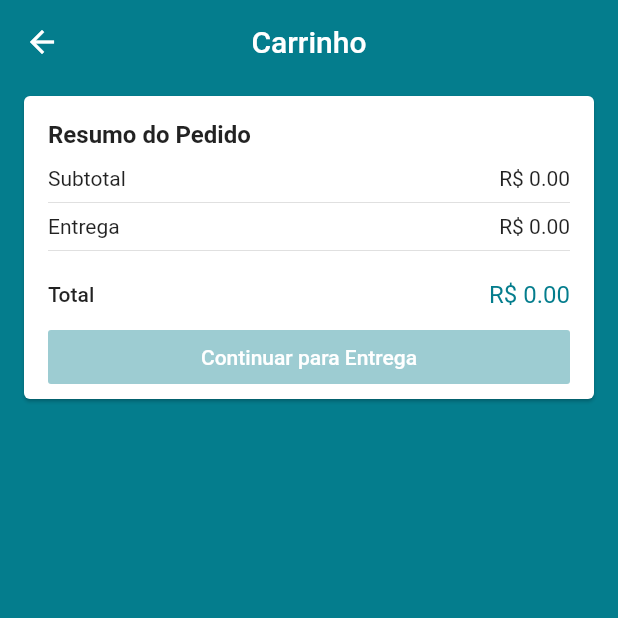
After one commit to lborges-s/loja_virtual, a Flutter app: the CartPage screen opened by its route, on a phone screen of 412 x 824 dp, the top half of it. The commit adds this screen. Run offline on Flutter 3.47's test engine with Material 2 defaults, Android fonts, the phone set to English and light mode, and no system bars; our stand-ins replace carousel_pro, cloud_firestore, firebase_auth, firebase_core; accounts and stored records are empty.

Commit message:
shopping cart partially finalized

```diff
--- /dev/null
+++ b/lib/pages/cart/cart_page.dart
@@ -0,0 +1,35 @@
+import 'package:flutter/material.dart';
+import 'package:loja_virtual/shared/managers/cart_manager.dart';
+import 'package:loja_virtual/shared/widgets/price_card.dart';
+import 'package:provider/provider.dart';
+
+import 'components/cart_tile.dart';
+
+class CartPage extends StatelessWidget {
+  @override
+  Widget build(BuildContext context) {
+    return Scaffold(
+      appBar: AppBar(
+        title: const Text('Carrinho'),
+        centerTitle: true,
+      ),
+      body: Consumer<CartManager>(
+        builder: (_, cartManager, __) {
+          return ListView(
+            children: [
+              Column(
+                children: cartManager.items
+                    .map((cartProduct) => CartTile(cartProduct))
+                    .toList(),
+              ),
+              PriceCard(
+                buttonText: 'Continuar para Entrega',
+                onPressed: cartManager.isCartValid ? () {} : null,
+              ),
+            ],
+          );
+        },
+      ),
+    );
+  }
+}
--- /dev/null
+++ b/lib/shared/models/cart_product.dart
@@ -0,0 +1,74 @@
+import 'package:cloud_firestore/cloud_firestore.dart';
+import 'package:flutter/cupertino.dart';
+import 'package:loja_virtual/shared/models/item_size.dart';
+import 'package:loja_virtual/shared/models/product.dart';
+
+class CartProduct extends ChangeNotifier {
+  CartProduct.fromProduct(this.product) {
+    productId = product.id;
+    quantity = 1;
+    size = product.selectedSize.name;
+  }
+
+  CartProduct.fromDocument(DocumentSnapshot document) {
+    final data = document.data();
+    id = document.id;
+    productId = data['pid'] as String;
+    quantity = data['quantity'] as int;
+    size = data['size'] as String;
+
+    firestore.doc('products/$productId').get().then(
+      (doc) {
+        product = Product.fromDocument(doc);
+        notifyListeners();
+      },
+    );
+  }
+
+  final firestore = FirebaseFirestore.instance;
+  String id;
+
+  String productId;
+  int quantity;
+  String size;
+
+  Product product;
+
+  ItemSize get itemSize => product?.findSize(size);
+
+  bool get hasStock {
+    final size = itemSize;
+    if (size == null) return false;
+
+    return size.stock >= quantity;
+  }
+
+  num get unitPrice {
+    if (product == null) return 0;
+    return itemSize?.price ?? 0;
+  }
+
+  num get totalPrice => unitPrice * quantity;
+
+  Map<String, dynamic> toMap() => {
+        'pid': productId,
+        'quantity': quantity,
+        'size': size,
+      };
+
+  bool stackable(Product product) {
+    return product.id == productId && product.selectedSize.name == size;
+  }
+
+  void increment() {
+    quantity++;
+
+    notifyListeners();
+  }
+
+  void decrement() {
+    quantity--;
+
+    notifyListeners();
+  }
+}
--- a/lib/shared/models/product.dart
+++ b/lib/shared/models/product.dart
@@ -3,6 +3,17 @@ import 'package:flutter/material.dart';
 import 'package:loja_virtual/shared/models/item_size.dart';
 
 class Product extends ChangeNotifier {
+  Product.fromDocument(DocumentSnapshot document) {
+    final data = document.data();
+    id = document.id;
+    name = document['name'] as String;
+    description = document['description'] as String;
+    images = List<String>.from(data['images'] as List<dynamic>);
+    sizes = (data['sizes'] as List<dynamic> ?? [])
+        .map((s) => ItemSize.fromMap(s as Map<String, dynamic>))
+        .toList();
+  }
+
   String id;
   String name;
   String description;
@@ -25,18 +36,8 @@ class Product extends ChangeNotifier {
     return stock;
   }
 
-  bool get hasStock {
-    return totalStock > 0;
-  }
+  bool get hasStock => totalStock > 0;
 
-  Product.fromDocument(DocumentSnapshot document) {
-    final data = document.data();
-    id = document.id;
-    name = document['name'] as String;
-    description = document['description'] as String;
-    images = List<String>.from(data['images'] as List<dynamic>);
-    sizes = (data['sizes'] as List<dynamic> ?? [])
-        .map((s) => ItemSize.fromMap(s as Map<String, dynamic>))
-        .toList();
-  }
+  ItemSize findSize(String size) =>
+      sizes.firstWhere((s) => s.name == size, orElse: () => null);
 }
--- a/lib/shared/models/user.dart
+++ b/lib/shared/models/user.dart
@@ -20,6 +20,8 @@ class UserModel {
   DocumentReference get firestoreRef =>
       FirebaseFirestore.instance.doc('users/$id');
 
+  CollectionReference get cartReference => firestoreRef.collection('cart');
+
   Future<void> saveData() async {
     await firestoreRef.set(toMap());
   }
--- /dev/null
+++ b/lib/shared/widgets/price_card.dart
@@ -0,0 +1,76 @@
+import 'package:flutter/material.dart';
+import 'package:loja_virtual/shared/managers/cart_manager.dart';
+import 'package:provider/provider.dart';
+
+class PriceCard extends StatelessWidget {
+  const PriceCard({this.buttonText, this.onPressed});
+
+  final String buttonText;
+  final VoidCallback onPressed;
+
+  @override
+  Widget build(BuildContext context) {
+    final cartManager = context.watch<CartManager>();
+    final productsPrice = cartManager.productsPrice;
+
+    return Card(
+      margin: const EdgeInsets.symmetric(horizontal: 16, vertical: 8),
+      child: Padding(
+        padding: const EdgeInsets.fromLTRB(16, 16, 16, 4),
+        child: Column(
+          crossAxisAlignment: CrossAxisAlignment.stretch,
+          children: <Widget>[
+            const Text(
+              'Resumo do Pedido',
+              textAlign: TextAlign.start,
+              style: TextStyle(
+                fontWeight: FontWeight.w600,
+                fontSize: 16,
+              ),
+            ),
+            const SizedBox(height: 12),
+            Row(
+              mainAxisAlignment: MainAxisAlignment.spaceBetween,
+              children: <Widget>[
+                const Text('Subtotal'),
+                Text('R\$ ${productsPrice.toStringAsFixed(2)}')
+              ],
+            ),
+            const Divider(),
+            Row(
+              mainAxisAlignment: MainAxisAlignment.spaceBetween,
+              children: const <Widget>[Text('Entrega'), Text('R\$ 0.00')],
+            ),
+            const Divider(),
+            const SizedBox(height: 12),
+            Row(
+              mainAxisAlignment: MainAxisAlignment.spaceBetween,
+              children: <Widget>[
+                const Text(
+                  'Total',
+                  style: TextStyle(fontWeight: FontWeight.w500),
+                ),
+                Text(
+                  'R\$ ${productsPrice.toStringAsFixed(2)}',
+                  style: TextStyle(
+                    color: Theme.of(context).primaryColor,
+                    fontSize: 16,
+                  ),
+                )
+              ],
+            ),
+            const SizedBox(height: 8),
+            RaisedButton(
+              color: Theme.of(context).primaryColor,
+              disabledColor: Theme.of(context).primaryColor.withAlpha(100),
+              disabledTextColor: Colors.white,
+              textColor: Colors.white,
+              onPressed: onPressed,
+              child: Text(buttonText),
+            ),
+          ],
+        ),
+      ),
+    );
+  }
+}
--- a/pubspec.yaml
+++ b/pubspec.yaml
@@ -18,7 +18,7 @@ publish_to: "none" # Remove this line if you wish to publish to pub.dev
 version: 1.0.0+1
 
 environment:
-  sdk: ">=2.9.0 <3.0.0"
+  sdk: ">=2.10.0-5.0.dev <3.0.0"
 
 dependencies:
   flutter:
@@ -36,8 +36,7 @@ dependencies:
 dev_dependencies:
   flutter_test:
     sdk: flutter
-
-  lint: ^1.2.0
+  lint: ^1.4.0-dev.d210.1
 
 # For information on the generic Dart part of this file, see the
 # following page: https://dart.dev/tools/pub/pubspec
```
Also changed, not shown: analysis_options.yaml (+8 -0 lines), lib/main.dart (+9 -0 lines), lib/pages/cart/components/cart_tile.dart (added, +97 -0 lines), lib/pages/products/pages/product_detail/product_detail_page.dart (+6 -1 lines), lib/pages/products/products_page.dart (+7 -1 lines), lib/shared/managers/cart_manager.dart (added, +90 -0 lines), lib/shared/widgets/custom_icon_button.dart (added, +29 -0 lines), pubspec.lock, 1 other file.
